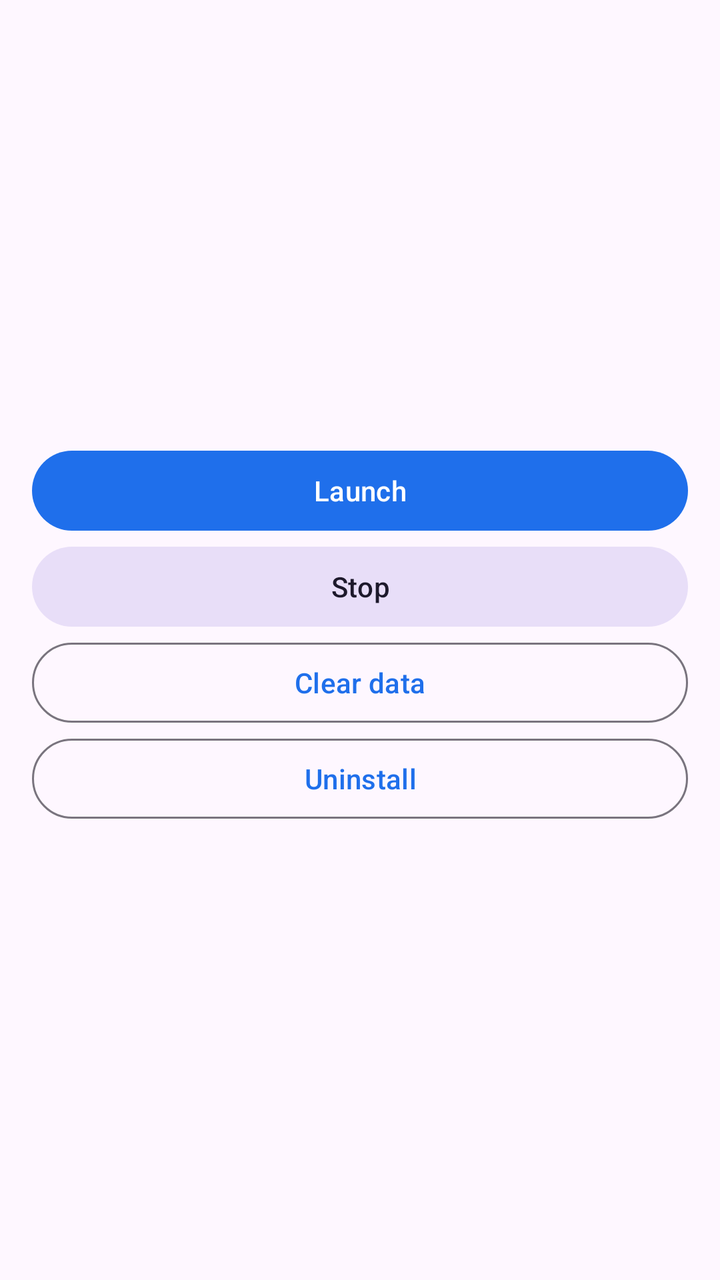
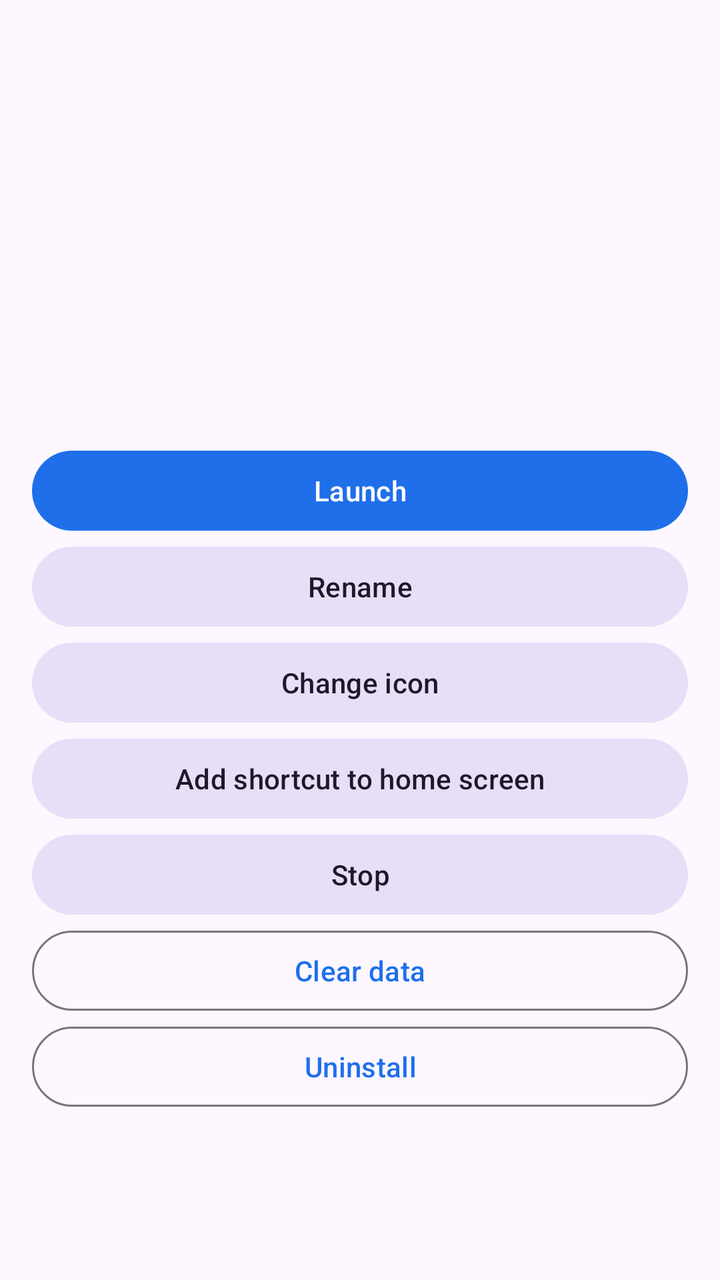

The first picture is an Android layout as it rendered before a commit; the second is the same layout after the commit. The layout source and the unified diff follow.
<!-- AndroidManifest.xml: application theme Theme.CloneLab -->
<!-- res/layout/activity_clone_detail.xml -->
<?xml version="1.0" encoding="utf-8"?>
<LinearLayout xmlns:android="http://schemas.android.com/apk/res/android"
    android:layout_width="match_parent"
    android:layout_height="match_parent"
    android:orientation="vertical"
    android:padding="16dp">

    <ImageView
        android:id="@+id/icon"
        android:layout_width="72dp"
        android:layout_height="72dp"
        android:importantForAccessibility="no" />

    <TextView
        android:id="@+id/name"
        android:layout_width="match_parent"
        android:layout_height="wrap_content"
        android:layout_marginTop="12dp"
        android:textAppearance="?attr/textAppearanceHeadlineSmall" />

    <TextView
        android:id="@+id/packageName"
        android:layout_width="match_parent"
        android:layout_height="wrap_content"
        android:layout_marginTop="8dp" />

    <TextView
        android:id="@+id/number"
        android:layout_width="match_parent"
        android:layout_height="wrap_content" />

    <TextView
        android:id="@+id/state"
        android:layout_width="match_parent"
        android:layout_height="wrap_content" />

    <LinearLayout
        android:id="@+id/actions"
        android:layout_width="match_parent"
        android:layout_height="wrap_content"
        android:layout_marginTop="24dp"
        android:orientation="vertical">

        <Button
            android:id="@+id/launch"
            android:layout_width="match_parent"
            android:layout_height="wrap_content"
            android:text="@string/detail_launch" />

        <Button
            android:id="@+id/stop"
            style="@style/Widget.Material3.Button.TonalButton"
            android:layout_width="match_parent"
            android:layout_height="wrap_content"
            android:text="@string/detail_stop" />

        <Button
            android:id="@+id/clearData"
            style="@style/Widget.Material3.Button.OutlinedButton"
            android:layout_width="match_parent"
            android:layout_height="wrap_content"
            android:text="@string/detail_clear_data" />

        <Button
            android:id="@+id/uninstall"
            style="@style/Widget.Material3.Button.OutlinedButton"
            android:layout_width="match_parent"
            android:layout_height="wrap_content"
            android:text="@string/detail_uninstall" />
    </LinearLayout>

    <Button
        android:id="@+id/remove"
        android:layout_width="match_parent"
        android:layout_height="wrap_content"
        android:layout_marginTop="24dp"
        android:text="@string/detail_remove"
        android:visibility="gone" />
</LinearLayout>
<!-- resources referenced by this layout -->
<resources>
  <string name="detail_clear_data">Clear data</string>
  <string name="detail_launch">Launch</string>
  <string name="detail_remove">Remove</string>
  <string name="detail_stop">Stop</string>
  <string name="detail_uninstall">Uninstall</string>
  <style name="Theme.CloneLab" parent="Theme.Material3.DayNight">
          <item name="colorPrimary">@color/brand</item>
          <item name="colorOnPrimary">@color/white</item>
      </style>
  <color name="brand">#1F6FEB</color>
  <color name="white">#FFFFFF</color>
</resources>

<!-- the commit's change to res/layout/activity_clone_detail.xml (unified diff, before → after) -->
@@ -1,7 +1,11 @@
 <?xml version="1.0" encoding="utf-8"?>
-<LinearLayout xmlns:android="http://schemas.android.com/apk/res/android"
+<ScrollView xmlns:android="http://schemas.android.com/apk/res/android"
     android:layout_width="match_parent"
-    android:layout_height="match_parent"
+    android:layout_height="match_parent">
+
+<LinearLayout
+    android:layout_width="match_parent"
+    android:layout_height="wrap_content"
     android:orientation="vertical"
     android:padding="16dp">
 
@@ -48,6 +52,27 @@
             android:text="@string/detail_launch" />
 
         <Button
+            android:id="@+id/rename"
+            style="@style/Widget.Material3.Button.TonalButton"
+            android:layout_width="match_parent"
+            android:layout_height="wrap_content"
+            android:text="@string/detail_rename" />
+
+        <Button
+            android:id="@+id/editIcon"
+            style="@style/Widget.Material3.Button.TonalButton"
+            android:layout_width="match_parent"
+            android:layout_height="wrap_content"
+            android:text="@string/detail_edit_icon" />
+
+        <Button
+            android:id="@+id/addShortcut"
+            style="@style/Widget.Material3.Button.TonalButton"
+            android:layout_width="match_parent"
+            android:layout_height="wrap_content"
+            android:text="@string/detail_add_shortcut" />
+
+        <Button
             android:id="@+id/stop"
             style="@style/Widget.Material3.Button.TonalButton"
             android:layout_width="match_parent"
@@ -77,3 +102,4 @@
         android:text="@string/detail_remove"
         android:visibility="gone" />
 </LinearLayout>
+</ScrollView>
<!-- resource entries referenced after the edit -->
@@ -1,8 +1,11 @@
 <!-- resources referenced by this layout -->
 <resources>
+  <string name="detail_add_shortcut">Add shortcut to home screen</string>
   <string name="detail_clear_data">Clear data</string>
+  <string name="detail_edit_icon">Change icon</string>
   <string name="detail_launch">Launch</string>
   <string name="detail_remove">Remove</string>
+  <string name="detail_rename">Rename</string>
   <string name="detail_stop">Stop</string>
   <string name="detail_uninstall">Uninstall</string>
   <style name="Theme.CloneLab" parent="Theme.Material3.DayNight">
